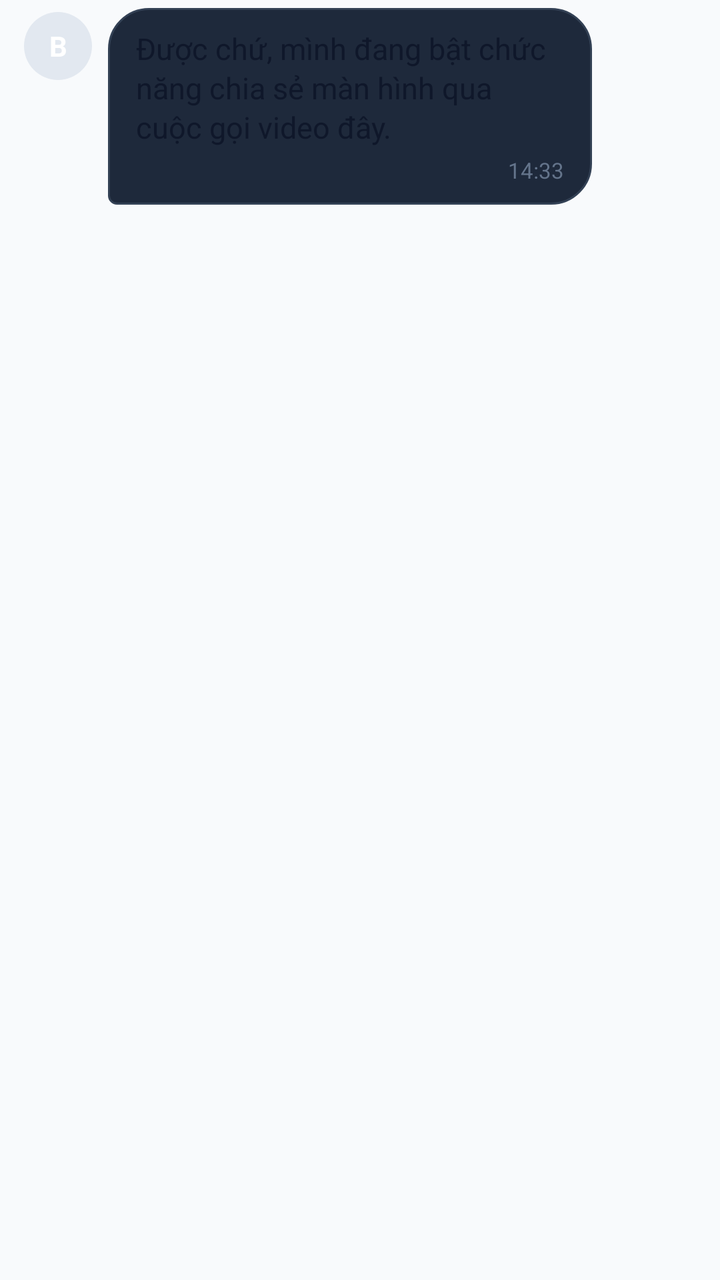
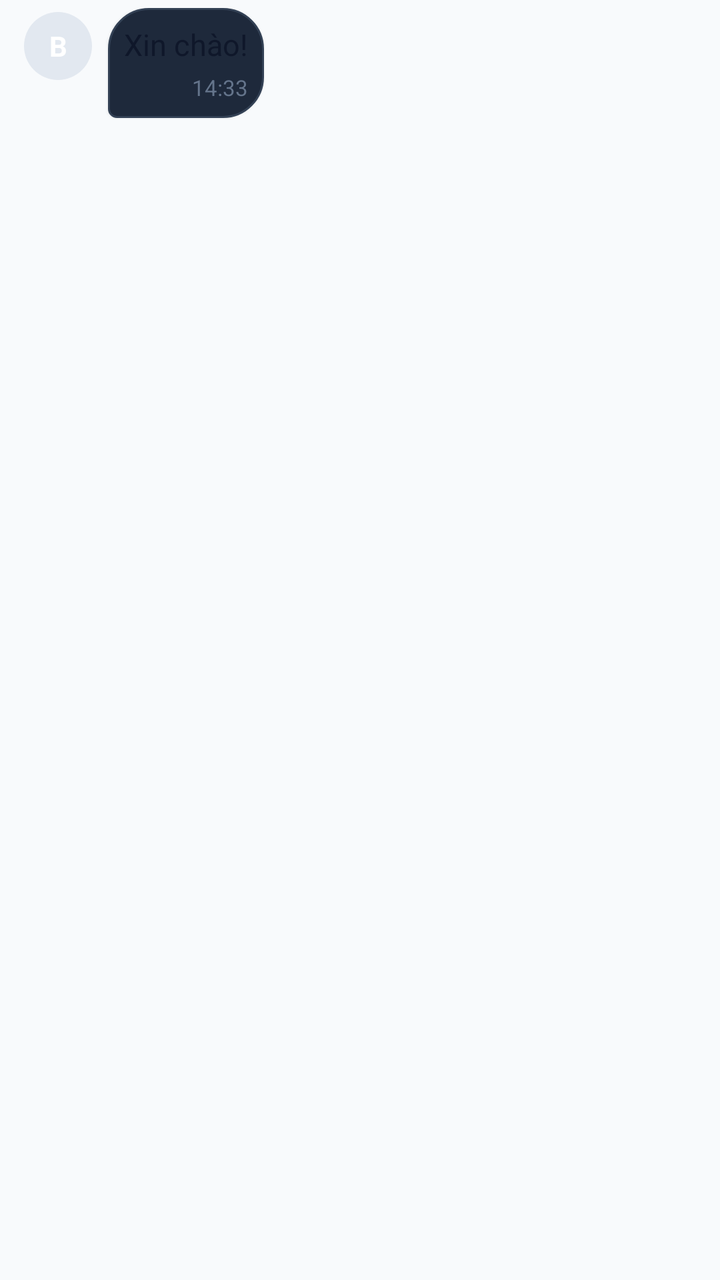

Two renders of the same Android screen: before a commit and after it. Below are the layout's source before the change and the commit's diff.
<!-- AndroidManifest.xml: application theme AppTheme -->
<!-- res/layout/item_message_other.xml -->
<?xml version="1.0" encoding="utf-8"?>
<LinearLayout xmlns:android="http://schemas.android.com/apk/res/android"
    android:layout_width="match_parent"
    android:layout_height="wrap_content"
    android:orientation="horizontal"
    android:gravity="top"
    android:paddingVertical="4dp"
    android:paddingStart="12dp"
    android:paddingEnd="64dp">

    <TextView
        android:id="@+id/tvMessageOtherAvatar"
        android:layout_width="34dp"
        android:layout_height="34dp"
        android:background="@drawable/bg_card_secondary"
        android:text="B"
        android:textColor="@color/white"
        android:textSize="14sp"
        android:textStyle="bold"
        android:gravity="center"
        android:layout_marginTop="2dp" />

    <LinearLayout
        android:layout_width="wrap_content"
        android:layout_height="wrap_content"
        android:orientation="vertical"
        android:background="@drawable/bg_message_other"
        android:layout_marginStart="8dp"
        android:elevation="1dp">

        <TextView
            android:id="@+id/tvMessageTextOther"
            android:layout_width="wrap_content"
            android:layout_height="wrap_content"
            android:text="Được chứ, mình đang bật chức năng chia sẻ màn hình qua cuộc gọi video đây."
            android:textColor="@color/text_primary"
            android:textSize="15sp"
            android:lineSpacingExtra="2dp" />

        <TextView
            android:id="@+id/tvMessageTimeOther"
            android:layout_width="wrap_content"
            android:layout_height="wrap_content"
            android:layout_gravity="end"
            android:layout_marginTop="4dp"
            android:text="14:33"
            android:textColor="@color/text_muted"
            android:textSize="11sp" />
    </LinearLayout>

</LinearLayout>
<!-- resources referenced by this layout -->
<resources>
  <color name="text_muted">#64748B</color>
  <color name="text_primary">#0F172A</color>
  <color name="white">#FFFFFF</color>
  <!-- drawable bg_card_secondary (drawable) -->
  <?xml version="1.0" encoding="utf-8"?>
  <shape xmlns:android="http://schemas.android.com/apk/res/android"
      android:shape="oval">
      <solid android:color="@color/bg_card_secondary" />
  </shape>
  <!-- drawable bg_message_other (drawable) -->
  <?xml version="1.0" encoding="utf-8"?>
  <shape xmlns:android="http://schemas.android.com/apk/res/android">
      <solid android:color="#1E293B" />
      <stroke android:width="1dp" android:color="#334155" />
      <corners
          android:topLeftRadius="20dp"
          android:topRightRadius="20dp"
          android:bottomLeftRadius="4dp"
          android:bottomRightRadius="20dp" />
      <padding
          android:left="14dp"
          android:top="10dp"
          android:right="14dp"
          android:bottom="10dp" />
  </shape>
  <style name="AppTheme" parent="Theme.MaterialComponents.DayNight.NoActionBar">
          <item name="colorPrimary">@color/colorPrimary</item>
          <item name="colorPrimaryVariant">@color/colorPrimaryDark</item>
          <item name="colorOnPrimary">@color/white</item>
          <item name="colorSecondary">@color/colorAccent</item>
          <item name="android:statusBarColor">@color/bg_dark</item>
          <item name="android:windowBackground">@color/bg_root</item>
          <item name="android:navigationBarColor">@color/bg_dark</item>
          <item name="android:windowLightStatusBar">true</item>
      </style>
  <color name="bg_card_secondary">#E2E8F0</color>
  <color name="colorPrimary">#0284C7</color>
  <color name="colorPrimaryDark">#0369A1</color>
  <color name="colorAccent">#06B6D4</color>
  <color name="bg_dark">#FFFFFF</color>
  <color name="bg_root">#F8FAFC</color>
</resources>

<!-- the commit's change to res/layout/item_message_other.xml (unified diff, before → after) -->
@@ -1,5 +1,6 @@
 <?xml version="1.0" encoding="utf-8"?>
 <LinearLayout xmlns:android="http://schemas.android.com/apk/res/android"
+    xmlns:app="http://schemas.android.com/apk/res-auto"
     android:layout_width="match_parent"
     android:layout_height="wrap_content"
     android:orientation="horizontal"
@@ -26,13 +27,32 @@
         android:orientation="vertical"
         android:background="@drawable/bg_message_other"
         android:layout_marginStart="8dp"
-        android:elevation="1dp">
+        android:elevation="1dp"
+        android:padding="8dp">
+
+        
+        <androidx.cardview.widget.CardView
+            android:id="@+id/cardMessageImageOther"
+            android:layout_width="230dp"
+            android:layout_height="200dp"
+            app:cardCornerRadius="12dp"
+            app:cardElevation="0dp"
+            android:visibility="gone"
+            android:layout_marginBottom="6dp">
+
+            <ImageView
+                android:id="@+id/ivMessageImageOther"
+                android:layout_width="match_parent"
+                android:layout_height="match_parent"
+                android:scaleType="centerCrop"
+                android:contentDescription="Hình ảnh đính kèm" />
+        </androidx.cardview.widget.CardView>
 
         <TextView
             android:id="@+id/tvMessageTextOther"
             android:layout_width="wrap_content"
             android:layout_height="wrap_content"
-            android:text="Được chứ, mình đang bật chức năng chia sẻ màn hình qua cuộc gọi video đây."
+            android:text="Xin chào!"
             android:textColor="@color/text_primary"
             android:textSize="15sp"
             android:lineSpacingExtra="2dp" />
